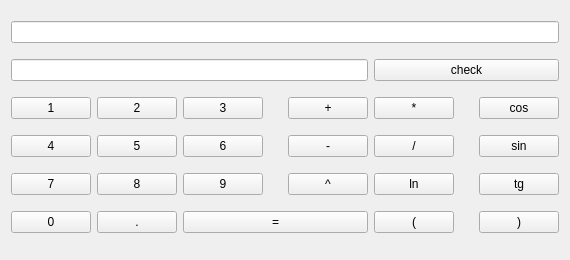
This is calcwidget.ui in umed/laba as Qt 5 draws it before an edit. The edited form follows.
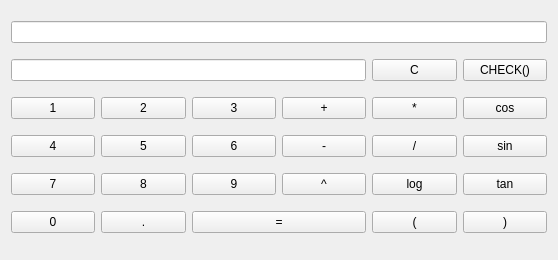
This is the edited form.

Commit message: Fixed some issue, added ui implementation

```diff
--- a/calcwidget.ui
+++ b/calcwidget.ui
@@ -6,7 +6,7 @@
    <rect>
     <x>0</x>
     <y>0</y>
-    <width>570</width>
+    <width>558</width>
     <height>260</height>
    </rect>
   </property>
@@ -14,181 +14,188 @@
    <string>Form</string>
   </property>
   <layout class="QGridLayout" name="gridLayout">
-   <item row="4" column="1">
-    <widget class="QPushButton" name="pushButton_5">
+   <item row="2" column="5">
+    <widget class="QPushButton" name="cos">
      <property name="text">
-      <string>5</string>
+      <string>cos</string>
      </property>
     </widget>
    </item>
-   <item row="4" column="2">
-    <widget class="QPushButton" name="pushButton_6">
+   <item row="1" column="0" colspan="4">
+    <widget class="QLineEdit" name="result">
+     <property name="readOnly">
+      <bool>true</bool>
+     </property>
+    </widget>
+   </item>
+   <item row="0" column="0" colspan="6">
+    <widget class="QLineEdit" name="expression"/>
+   </item>
+   <item row="2" column="4">
+    <widget class="QPushButton" name="muliply">
      <property name="text">
-      <string>6</string>
+      <string>*</string>
      </property>
     </widget>
    </item>
-   <item row="4" column="0">
-    <widget class="QPushButton" name="pushButton_4">
+   <item row="2" column="3">
+    <widget class="QPushButton" name="plus">
      <property name="text">
-      <string>4</string>
+      <string>+</string>
      </property>
     </widget>
    </item>
-   <item row="3" column="2">
-    <widget class="QPushButton" name="pushButton_3">
+   <item row="2" column="2">
+    <widget class="QPushButton" name="button3">
      <property name="text">
       <string>3</string>
      </property>
     </widget>
    </item>
-   <item row="7" column="1">
-    <widget class="QPushButton" name="pushButton_11">
-     <property name="text">
-      <string>.</string>
-     </property>
-    </widget>
-   </item>
-   <item row="7" column="7">
-    <widget class="QPushButton" name="rightBrace">
-     <property name="text">
-      <string>)</string>
-     </property>
-    </widget>
-   </item>
-   <item row="4" column="7">
+   <item row="3" column="5">
     <widget class="QPushButton" name="sin">
      <property name="text">
       <string>sin</string>
      </property>
     </widget>
    </item>
-   <item row="3" column="1">
-    <widget class="QPushButton" name="pushButton_2">
+   <item row="3" column="4">
+    <widget class="QPushButton" name="divide">
      <property name="text">
-      <string>2</string>
+      <string>/</string>
      </property>
     </widget>
    </item>
-   <item row="6" column="2">
-    <widget class="QPushButton" name="pushButton_9">
-     <property name="text">
-      <string>9</string>
-     </property>
-    </widget>
-   </item>
-   <item row="4" column="4">
+   <item row="3" column="3">
     <widget class="QPushButton" name="minus">
      <property name="text">
       <string>-</string>
      </property>
     </widget>
    </item>
-   <item row="6" column="0">
-    <widget class="QPushButton" name="pushButton_7">
+   <item row="3" column="2">
+    <widget class="QPushButton" name="button6">
      <property name="text">
-      <string>7</string>
+      <string>6</string>
+     </property>
+    </widget>
+   </item>
+   <item row="4" column="2">
+    <widget class="QPushButton" name="button9">
+     <property name="text">
+      <string>9</string>
+     </property>
+    </widget>
+   </item>
+   <item row="4" column="3">
+    <widget class="QPushButton" name="power">
+     <property name="text">
+      <string>^</string>
+     </property>
+    </widget>
+   </item>
+   <item row="4" column="4">
+    <widget class="QPushButton" name="log">
+     <property name="text">
+      <string>log</string>
      </property>
     </widget>
    </item>
    <item row="4" column="5">
-    <widget class="QPushButton" name="divide">
+    <widget class="QPushButton" name="tan">
      <property name="text">
-      <string>/</string>
-     </property>
-    </widget>
-   </item>
-   <item row="6" column="7">
-    <widget class="QPushButton" name="tg">
-     <property name="text">
-      <string>tg</string>
-     </property>
-    </widget>
-   </item>
-   <item row="3" column="0">
-    <widget class="QPushButton" name="pushButton">
-     <property name="text">
-      <string>1</string>
-     </property>
-    </widget>
-   </item>
-   <item row="7" column="2" colspan="3">
-    <widget class="QPushButton" name="calculate">
-     <property name="text">
-      <string>=</string>
+      <string>tan</string>
      </property>
     </widget>
    </item>
    <item row="6" column="5">
-    <widget class="QPushButton" name="ln">
+    <widget class="QPushButton" name="rightBrace">
      <property name="text">
-      <string>ln</string>
+      <string>)</string>
      </property>
     </widget>
    </item>
-   <item row="7" column="5">
+   <item row="6" column="4">
     <widget class="QPushButton" name="leftBrace">
      <property name="text">
       <string>(</string>
      </property>
     </widget>
    </item>
-   <item row="7" column="0">
-    <widget class="QPushButton" name="pushButton_10">
+   <item row="6" column="2" colspan="2">
+    <widget class="QPushButton" name="calculate">
      <property name="text">
-      <string>0</string>
+      <string>=</string>
      </property>
     </widget>
    </item>
-   <item row="6" column="1">
-    <widget class="QPushButton" name="pushButton_8">
+   <item row="2" column="1">
+    <widget class="QPushButton" name="button2">
+     <property name="text">
+      <string>2</string>
+     </property>
+    </widget>
+   </item>
+   <item row="2" column="0">
+    <widget class="QPushButton" name="button1">
+     <property name="text">
+      <string>1</string>
+     </property>
+    </widget>
+   </item>
+   <item row="3" column="0">
+    <widget class="QPushButton" name="button4">
+     <property name="text">
+      <string>4</string>
+     </property>
+    </widget>
+   </item>
+   <item row="3" column="1">
+    <widget class="QPushButton" name="button5">
+     <property name="text">
+      <string>5</string>
+     </property>
+    </widget>
+   </item>
+   <item row="4" column="1">
+    <widget class="QPushButton" name="button8">
      <property name="text">
       <string>8</string>
      </property>
     </widget>
    </item>
-   <item row="1" column="0" colspan="5">
-    <widget class="QLineEdit" name="lineEdit_2">
-     <property name="readOnly">
-      <bool>true</bool>
+   <item row="6" column="1">
+    <widget class="QPushButton" name="dot">
+     <property name="text">
+      <string>.</string>
      </property>
     </widget>
    </item>
-   <item row="6" column="4">
-    <widget class="QPushButton" name="power">
+   <item row="4" column="0">
+    <widget class="QPushButton" name="button7">
      <property name="text">
-      <string>^</string>
+      <string>7</string>
      </property>
     </widget>
    </item>
-   <item row="3" column="7">
-    <widget class="QPushButton" name="cos">
+   <item row="6" column="0">
+    <widget class="QPushButton" name="button0">
      <property name="text">
-      <string>cos</string>
+      <string>0</string>
      </property>
     </widget>
    </item>
-   <item row="1" column="5" colspan="3">
+   <item row="1" column="5">
     <widget class="QPushButton" name="check">
      <property name="text">
-      <string>check</string>
+      <string>CHECK()</string>
      </property>
     </widget>
    </item>
-   <item row="0" column="0" colspan="8">
-    <widget class="QLineEdit" name="lineEdit"/>
-   </item>
-   <item row="3" column="5">
-    <widget class="QPushButton" name="muliply">
+   <item row="1" column="4">
+    <widget class="QPushButton" name="remove">
      <property name="text">
-      <string>*</string>
-     </property>
-    </widget>
-   </item>
-   <item row="3" column="4">
-    <widget class="QPushButton" name="plus">
-     <property name="text">
-      <string>+</string>
+      <string>C</string>
      </property>
     </widget>
    </item>
```
The commit also changes 6 other files.
